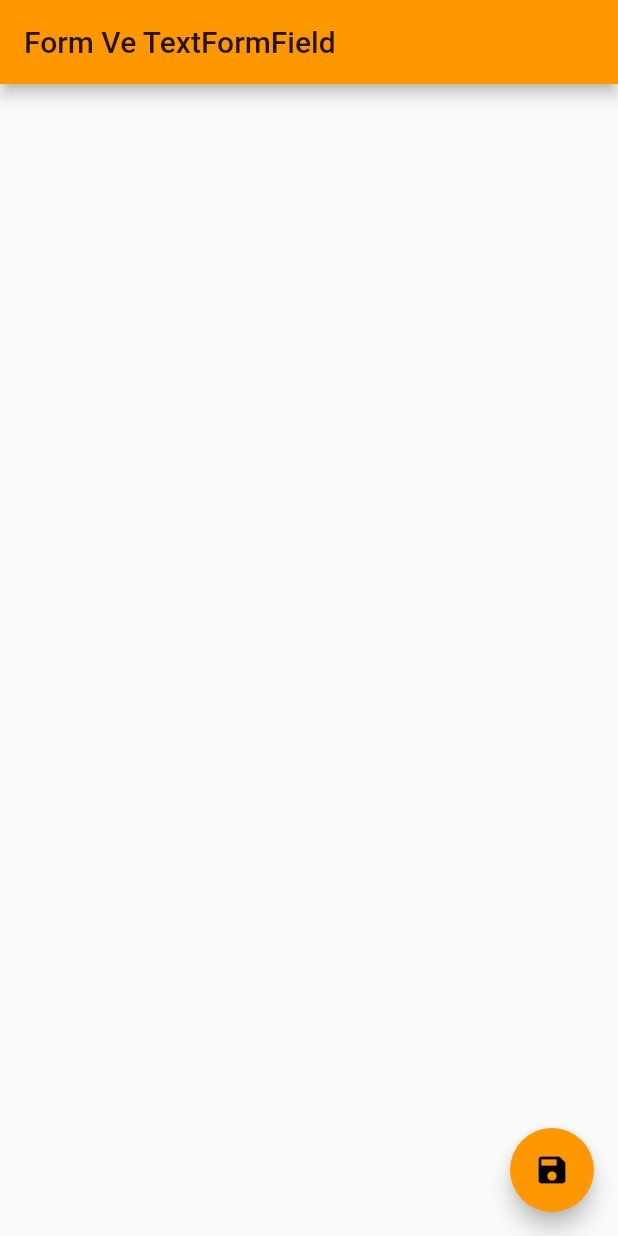
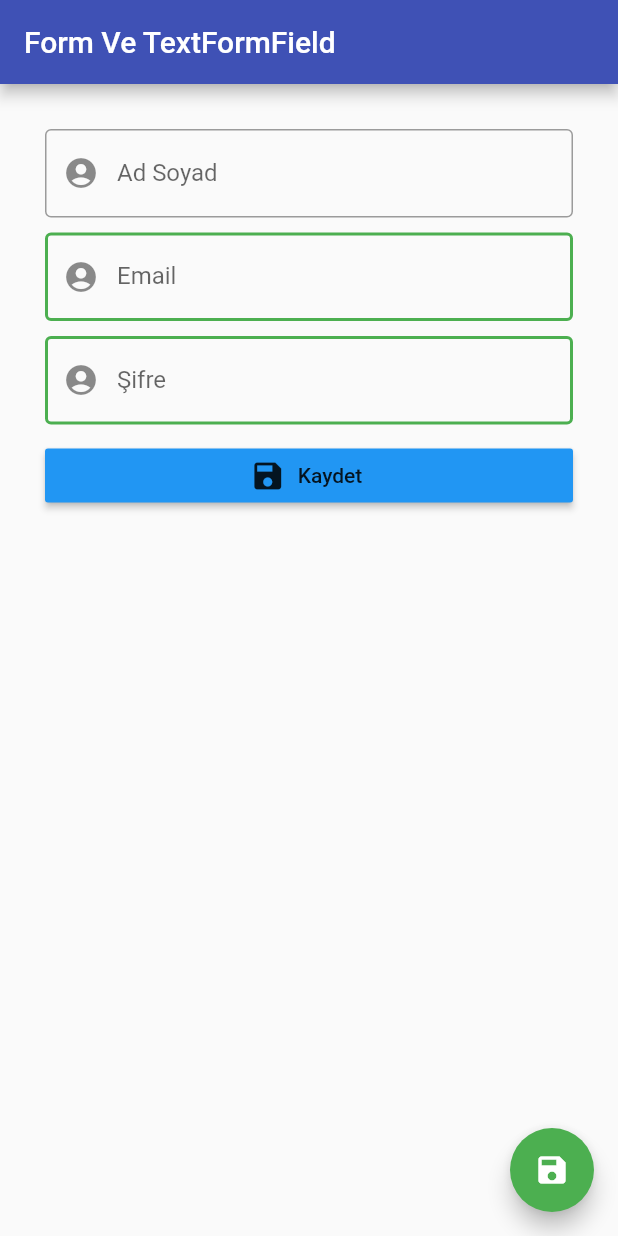
Before and after one commit to hasanfurkanfidan/input_islemleri_giris, a Flutter app: the screen it shows after launch, on a phone screen of 412 x 824 dp. Run offline on Flutter 3.47's test engine with Material 2 defaults, Android fonts, the phone set to English and light mode, and no system bars.

Commit message:
Second Commit

```diff
--- a/lib/ui/form_ve_textformfield.dart
+++ b/lib/ui/form_ve_textformfield.dart
@@ -1,4 +1,5 @@
 import 'package:flutter/material.dart';
+
 class FormVeTextFormField extends StatefulWidget {
   @override
   _FormVeTextFormFieldState createState() => _FormVeTextFormFieldState();
@@ -6,16 +7,130 @@ class FormVeTextFormField extends StatefulWidget {
 
 class _FormVeTextFormFieldState extends State<FormVeTextFormField> {
   @override
+  final key =GlobalKey<FormState>();
+  String _adSoyad;
+  String _sifre;
+  String _eMailAdres;
+ bool _otomatikKontrol = false;
   Widget build(BuildContext context) {
-    return Scaffold(
-      floatingActionButton: FloatingActionButton(
-        onPressed: (){},
-        child: Icon(Icons.save),
+    return Theme(
+
+      data: ThemeData(
+        primaryColor: Colors.indigo,
+        errorColor: Colors.blue,
+        accentColor: Colors.green
       ),
-      appBar: AppBar(
-        title: Text("Form Ve TextFormField"),
+      child: Scaffold(
+        floatingActionButton: FloatingActionButton(
+          onPressed: () {},
+          child: Icon(Icons.save),
+        ),
+        appBar: AppBar(
+          title: Text("Form Ve TextFormField"),
+        ),
+        body: Padding(
+          padding: EdgeInsets.all(30),
+          child:Form(
+            key: key,
+            autovalidate: _otomatikKontrol,
+            child: ListView(
+              children: <Widget>[
+                TextFormField(
+                  decoration: InputDecoration(
+                      prefixIcon: Icon(Icons.account_circle),
+                      hintText: "Adınız ve Soyadınız",
+                      labelText: "Ad Soyad",
+                      border: OutlineInputBorder()),
+                  validator: (String girilenVeri){
+                    if(girilenVeri.length<6){
+                      return "Lütfen adınızı soyadınızı tam girin";
+                    }
+                    else{
+                      return null;
+                    }
 
-      ),
+                  },
+                  onSaved: (deger)=>_adSoyad = deger,
+                ),
+                SizedBox(
+                  height: 10,
+                ),
+                TextFormField(
+                  keyboardType: TextInputType.emailAddress,
+                  validator: emailControl,
+                  decoration: InputDecoration(
+                      prefixIcon: Icon(Icons.account_circle),
+                      hintText: "Email adresiniz",
+                      enabledBorder: OutlineInputBorder(
+                          borderSide: BorderSide(color: Colors.green, width: 2)),
+                      labelText: "Email",
+                      border: OutlineInputBorder()),
+                  onSaved: (deger)=>_eMailAdres=deger
+                  ,
+                ),
+                SizedBox(
+                  height: 10,
+                ),
+                TextFormField(
+                  keyboardType: TextInputType.text,
+                  obscureText: true,
+                  validator: (String girilenVeri){
+                    if(girilenVeri.length<6){
+                      return "Şifreniz 6 haneden az olamaz.";
+
+                    }
+                    else{
+                      return null;
+                    }
+                  },
+                  decoration: InputDecoration(
+                      prefixIcon: Icon(Icons.account_circle),
+                      hintText: "Şifreniz",
+                      enabledBorder: OutlineInputBorder(
+                          borderSide: BorderSide(color: Colors.green, width: 2)),
+                      labelText: "Şifre",
+                      border: OutlineInputBorder()),
+                  onSaved: (deger)=>_sifre=deger
+                  ,
+                ),
+                SizedBox(height: 10,),
+                RaisedButton.icon(
+                  color: Colors.blue,
+                  onPressed: (){
+                    _girisBilgileriniOnayla();
+                  },
+                  icon: Icon(Icons.save),
+                  label: Text("Kaydet"),
+                )
+              ],
+            ),
+          )
+
+        ),
+      )
     );
   }
+
+  void _girisBilgileriniOnayla() {
+   if(key.currentState.validate()){
+     key.currentState.save();
+print(_eMailAdres);
+   }
+   else{
+     setState(() {
+       _otomatikKontrol = true;
+     });
+   }
+  }
+
+String  emailControl(String mail) {
+  bool emailValid = RegExp(r"^[a-zA-Z0-9.a-zA-Z0-9.!#$%&'*+-/=?^_`{|}~]+@[a-zA-Z0-9]+\.[a-zA-Z]+").hasMatch(mail);
+  if(emailValid==true){
+    return null;
+  }
+  else{
+    return "Geçersiz e mail";
+  }
+
+  }
 }
```
Also changed, not shown: lib/ui/diger_form_elemanlari.dart (added).
